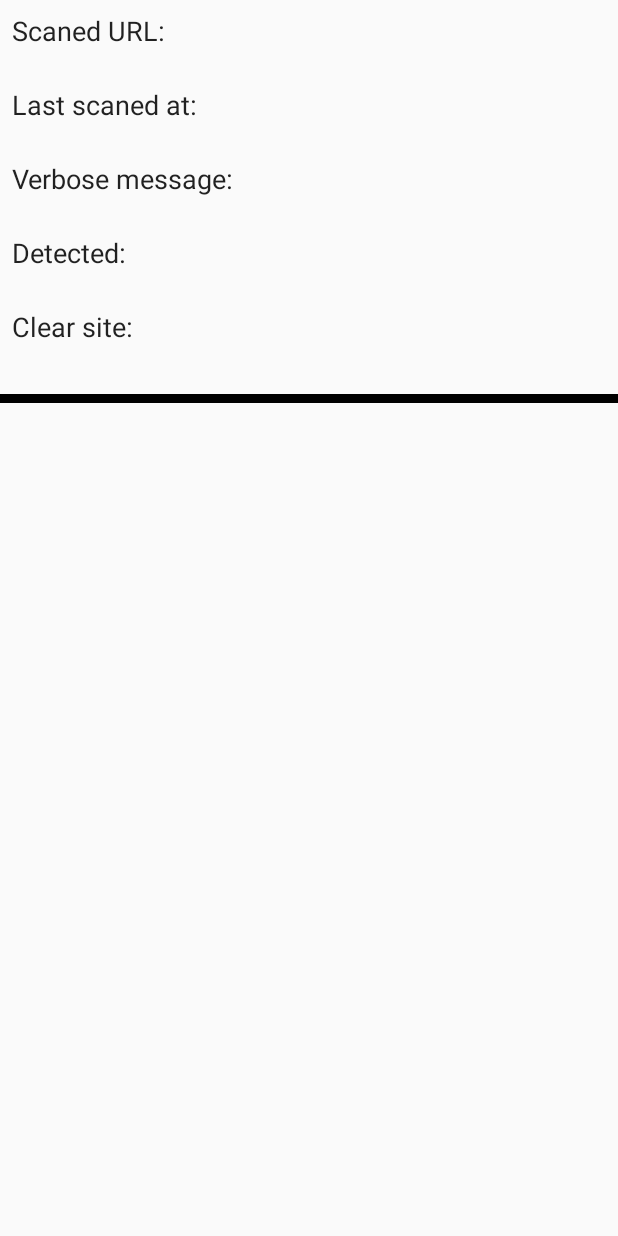
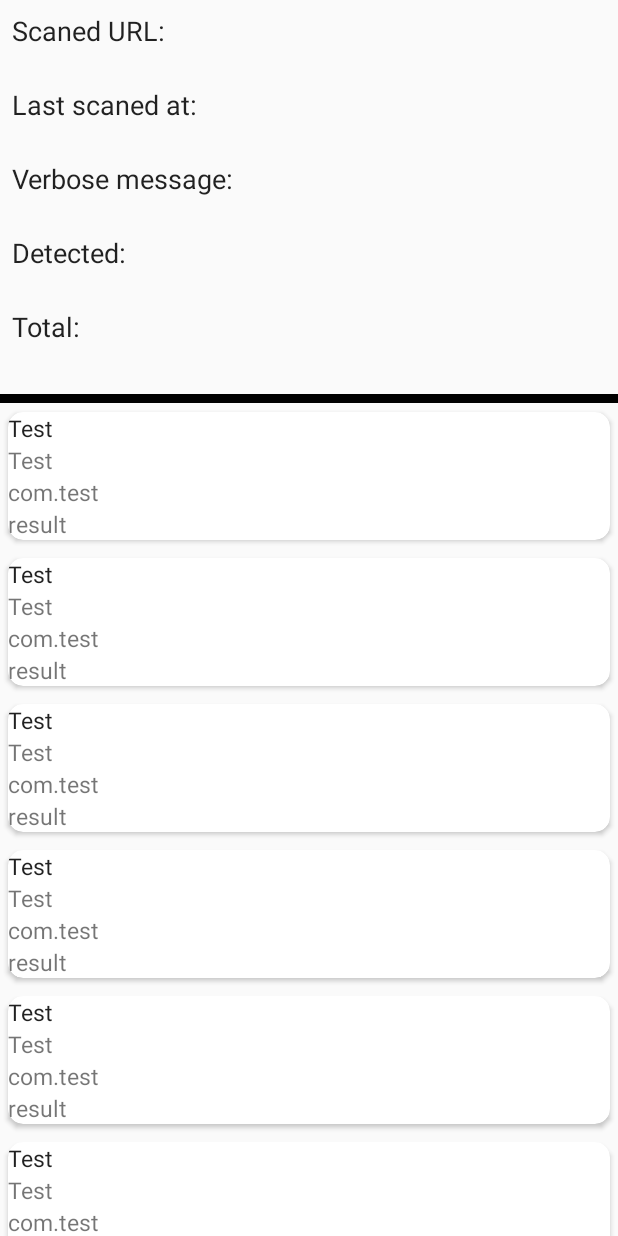
Before and after one commit to AzamatCherchesov/security, an Android app: the fragment SingleURLResult shown on its own in the app's theme, on a phone screen of 412 x 824 dp. Run offline under Robolectric (Android 15) with nearby library versions, the phone set to English and light mode, and no system bars; 1 statement that could not run was skipped.

Commit message:
added new DB

```diff
--- a/app/src/main/java/com/a1tt/security/AnalysResults/SingleURLResult.kt
+++ b/app/src/main/java/com/a1tt/security/AnalysResults/SingleURLResult.kt
@@ -2,25 +2,34 @@ package com.a1tt.security.AnalysResults
 
 import android.arch.lifecycle.LiveData
 import android.arch.lifecycle.Observer
+import android.graphics.Color
 import android.os.Bundle
 import android.support.v4.app.Fragment
 import android.support.v7.app.AppCompatActivity
+import android.support.v7.util.ListUpdateCallback
+import android.support.v7.util.SortedList
 import android.support.v7.widget.LinearLayoutManager
 import android.support.v7.widget.RecyclerView
 import android.view.LayoutInflater
 import android.view.View
 import android.view.ViewGroup
+import android.widget.ImageView
 import android.widget.TextView
+import com.a1tt.security.MainActivity
 import com.a1tt.security.MainActivity.Companion.mainHandler
 import com.a1tt.security.MainApplication
 import com.a1tt.security.MainApplication.Companion.singleURLResultController
 import com.a1tt.security.R
 import com.a1tt.security.data.ScanedURL
+import com.a1tt.security.data.ServicesResult
+import com.a1tt.security.data.TargetApplication
 import com.a1tt.security.shedulers.DBWorker
 
 class SingleURLResult : Fragment() {
 
     lateinit var myview : View
+    lateinit var targetApplicationRecyclerView: RecyclerView
+    lateinit var mAdapter: TargetAppAdapter
 
     override fun onCreateView(
             inflater: LayoutInflater,
@@ -31,7 +40,7 @@ class SingleURLResult : Fragment() {
         (activity as AppCompatActivity).findViewById<View>(R.id.search)?.visibility = View.GONE
 
         val url = arguments?.getString("url", null)
-        MainApplication.dbSheduler.executor.execute(DBWorker("select", mainHandler, null, url))
+        MainApplication.dbSheduler.executor.execute(DBWorker(activity!!.applicationContext, "select", mainHandler, null, url))
 
         myview = inflater.inflate(R.layout.test_layout, container, false)
 
@@ -45,36 +54,42 @@ class SingleURLResult : Fragment() {
             myview.findViewById<TextView>(R.id.number2).text = it?.numberTotal.toString()
         })
 
-//        val view = inflater.inflate(R.layout.single_scaned_url_result, container, false)
+        targetApplicationRecyclerView = myview.findViewById(R.id.scans_recycler) as RecyclerView
+        targetApplicationRecyclerView.layoutManager = LinearLayoutManager(activity)
 
-//        val cardsRecycler = view.findViewById<View>(R.id.singleURLContentRecycler) as RecyclerView
-//        cardsRecycler.layoutManager =
-//                LinearLayoutManager(activity, LinearLayoutManager.VERTICAL, false)
-//        val mAdapter = SingleURLResultAdapter()
-//        cardsRecycler.adapter = mAdapter
+        mAdapter = TargetAppAdapter()
+        targetApplicationRecyclerView.adapter = mAdapter
         return myview
     }
 
+    inner class TargetAppHolder(itemView: View) : RecyclerView.ViewHolder(itemView) {
 
-    inner class SingleURLResultHolder(itemView: View) : RecyclerView.ViewHolder(itemView){
     }
 
-    inner class SingleURLResultAdapter : RecyclerView.Adapter<SingleURLResultHolder>() {
+    inner class TargetAppAdapter : RecyclerView.Adapter<TargetAppHolder>() {
 
-        override fun onCreateViewHolder(p0: ViewGroup, p1: Int): SingleURLResultHolder {
+        override fun onCreateViewHolder(p0: ViewGroup, p1: Int): TargetAppHolder {
             val layoutInflater: LayoutInflater = LayoutInflater.from(activity)
-            val view: View = layoutInflater.inflate(R.layout.card_appinfo_view, p0, false)
-            return SingleURLResultHolder(view)
+            val view: View = layoutInflater.inflate(R.layout.card_service_scan, p0, false)
+            return TargetAppHolder(view)
         }
 
         override fun getItemCount(): Int {
-            return 1
+            return 25
+//            return targetApps.size
         }
 
-        override fun onBindViewHolder(p0: SingleURLResultHolder, p1: Int) {
+        override fun onBindViewHolder(p0: TargetAppHolder, p1: Int) {
         }
 
+        lateinit var targetApps: MutableList<ServicesResult>
 
+
+
+        init {
+//            targetApps = MutableList<ServicesResult>()
+//            targetApps = MainApplication.appDataManager.getAllInstalledApp()
+        }
     }
 
 }
--- a/app/src/main/java/com/a1tt/security/data/ScanedURL.kt
+++ b/app/src/main/java/com/a1tt/security/data/ScanedURL.kt
@@ -1,4 +1,4 @@
 package com.a1tt.security.data
 
 data class ScanedURL(val scanedURL: String, val scanDate: String, val verboseMsg: String, val numberPositives: Int, val numberTotal: Int,
-                     val scans: Set<Pair<String, ServicesResult>>)
+                     val scans: MutableList<ServicesResult>)
--- a/app/src/main/java/com/a1tt/security/data/ServicesResult.kt
+++ b/app/src/main/java/com/a1tt/security/data/ServicesResult.kt
@@ -1,3 +1,3 @@
 package com.a1tt.security.data
 
-data class ServicesResult(val detected: String, val result: String, val detail: String)
+data class ServicesResult(val serviceName: String, val detected: Boolean, val result: String, val detail: String)
--- /dev/null
+++ b/app/src/main/res/layout/card_service_scan.xml
@@ -0,0 +1,66 @@
+<?xml version="1.0" encoding="utf-8"?>
+<LinearLayout xmlns:android="http://schemas.android.com/apk/res/android"
+    xmlns:app="http://schemas.android.com/apk/res-auto"
+    android:orientation="vertical"
+    android:layout_width="match_parent"
+    android:layout_height="wrap_content">
+
+    <android.support.v7.widget.CardView
+        android:layout_width="match_parent"
+        android:layout_height="wrap_content"
+        app:cardCornerRadius="10dp"
+        app:cardPreventCornerOverlap="true"
+        app:cardUseCompatPadding="true">
+
+        <android.support.constraint.ConstraintLayout xmlns:android="http://schemas.android.com/apk/res/android"
+            xmlns:app="http://schemas.android.com/apk/res-auto"
+            android:layout_width="match_parent"
+            android:layout_height="wrap_content">
+
+            <TextView
+                android:id="@+id/service_name"
+                style="@style/Base.TextAppearance.AppCompat"
+                android:maxWidth="200dp"
+                android:layout_marginStart="5dp"
+                android:layout_width="wrap_content"
+                android:layout_height="wrap_content"
+                android:text="@string/test"
+                android:textSize="15sp"
+                android:singleLine="false"
+                app:layout_constraintTop_toTopOf="parent"/>
+
+            <TextView
+                android:id="@+id/service_detected"
+                android:maxWidth="200dp"
+                android:layout_marginStart="5dp"
+                android:layout_width="wrap_content"
+                android:layout_height="wrap_content"
+                android:text="@string/test"
+                android:textSize="15sp"
+                android:singleLine="false"
+                app:layout_constraintTop_toBottomOf="@+id/service_name"/>
+
+            <TextView
+                android:layout_marginStart="5dp"
+                android:id="@+id/service_result"
+                android:maxWidth="200dp"
+                android:layout_width="wrap_content"
+                android:layout_height="wrap_content"
+                android:text="@string/com_test"
+                android:textSize="15sp"
+                android:singleLine="false"
+                app:layout_constraintTop_toBottomOf="@+id/service_detected"/>
+
+            <TextView
+                android:layout_marginStart="5dp"
+                android:id="@+id/service_detail"
+                android:maxWidth="200dp"
+                android:layout_width="wrap_content"
+                android:layout_height="wrap_content"
+                android:text="@string/result"
+                android:textSize="15sp"
+                app:layout_constraintTop_toBottomOf="@+id/service_result" />
+        </android.support.constraint.ConstraintLayout>
+    </android.support.v7.widget.CardView>
+
+</LinearLayout>
--- a/app/src/main/res/layout/test_layout.xml
+++ b/app/src/main/res/layout/test_layout.xml
@@ -78,7 +78,7 @@
             android:layout_width="wrap_content"
             android:layout_height="wrap_content"
             android:layout_below="@+id/number1"
-            android:text="Clear site:"
+            android:text="Total:"
             android:textSize="18sp" />
 
         <TextView
@@ -95,4 +95,10 @@
         android:layout_width="match_parent"
         android:layout_height="6dp"
         android:background="@android:color/background_dark" />
+
+    <android.support.v7.widget.RecyclerView
+        android:id="@+id/scans_recycler"
+        android:layout_width="match_parent"
+        android:layout_height="match_parent"
+        />
 </LinearLayout>
```
Also changed, not shown: app/src/main/java/com/a1tt/security/DB/DBHelper.kt (+8 -0 lines), app/src/main/java/com/a1tt/security/MainActivity.kt (+4 -5 lines), app/src/main/java/com/a1tt/security/shedulers/DBWorker.kt (+32 -3 lines).
